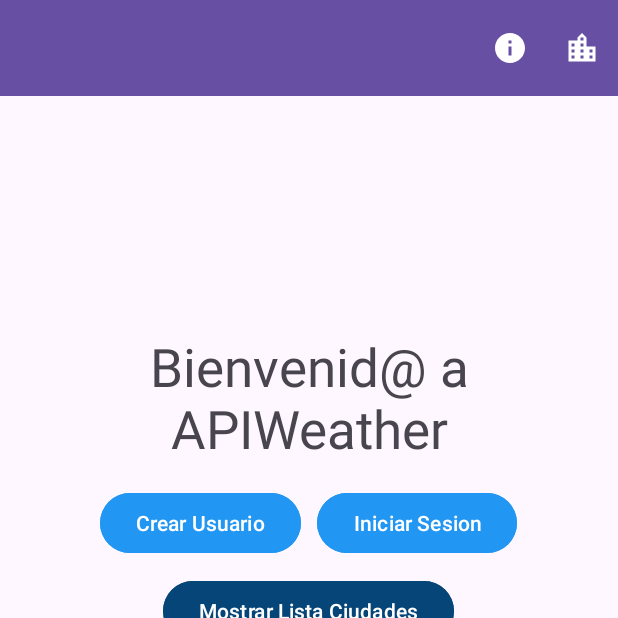
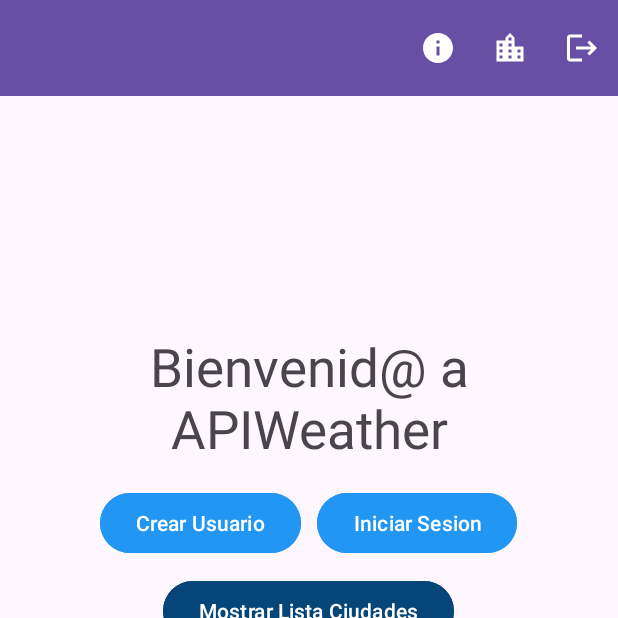
Before and after one commit to ju1618/TP_SDL_G11, an Android app: the MainActivity screen opened directly, with no data from a screen before it, on a phone screen of 412 x 824 dp, the top half of it. Run offline under Robolectric (Android 15) with nearby library versions, the phone set to English and light mode, and no system bars.

Commit message:
fix: logout

```diff
--- /dev/null
+++ b/app/src/main/res/drawable/baseline_logout_24.xml
@@ -0,0 +1,5 @@
+<vector android:autoMirrored="true" android:height="24dp"
+    android:tint="#FFFFFF" android:viewportHeight="24"
+    android:viewportWidth="24" android:width="24dp" xmlns:android="http://schemas.android.com/apk/res/android">
+    <path android:fillColor="@android:color/white" android:pathData="M17,7l-1.41,1.41L18.17,11H8v2h10.17l-2.58,2.58L17,17l5,-5zM4,5h8V3H4c-1.1,0 -2,0.9 -2,2v14c0,1.1 0.9,2 2,2h8v-2H4V5z"/>
+</vector>
--- a/app/src/main/res/menu/main_menu.xml
+++ b/app/src/main/res/menu/main_menu.xml
@@ -14,4 +14,9 @@
         android:icon="@drawable/baseline_location_city_24"
         app:showAsAction="ifRoom" />
 
+    <item
+        android:id="@+id/action_logout"
+        android:title="Logout"
+        android:icon="@drawable/baseline_logout_24"
+        app:showAsAction="ifRoom" />
 </menu>
```
Also changed, not shown: app/src/main/java/com/example/tp_g11/MainActivity.kt (+10 -0 lines), 1 other file.
